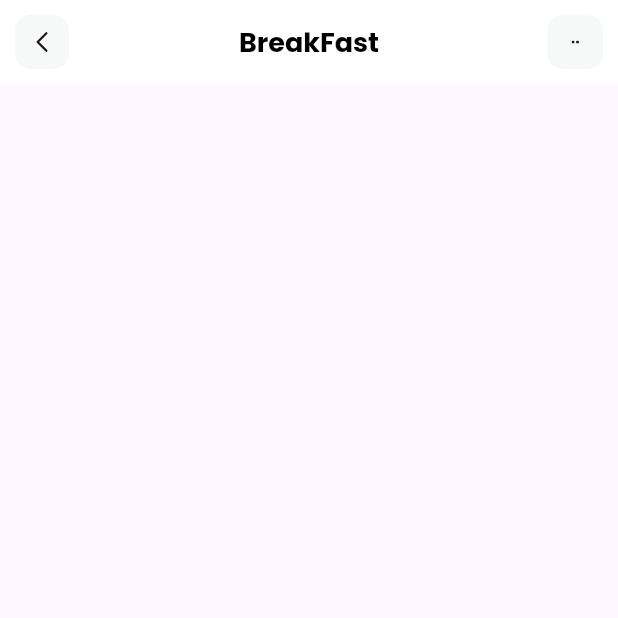
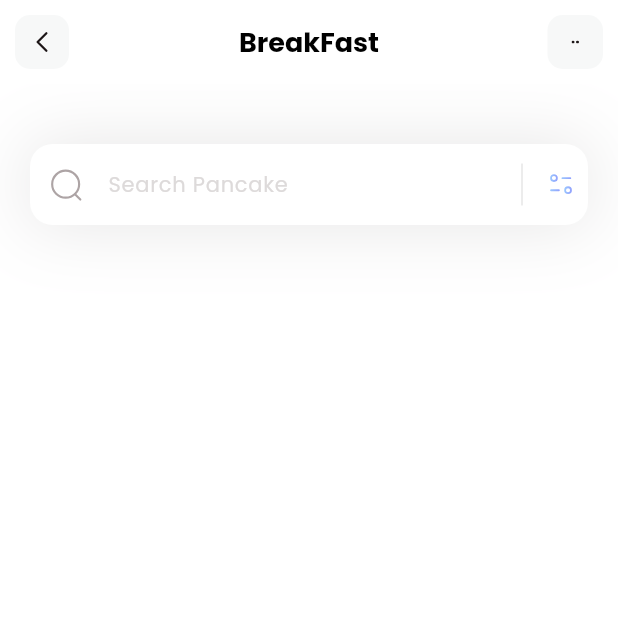
Before and after one commit to jonik2909/breakfast, a Flutter app: the screen it shows after launch, on a phone screen of 412 x 824 dp, the top half of it. Run offline on Flutter 3.47's test engine with Material 3 defaults, Android fonts, the phone set to English and light mode, and no system bars; our stand-ins replace flutter_svg.

```diff
--- a/lib/pages/home.dart
+++ b/lib/pages/home.dart
@@ -8,6 +8,12 @@ class HomePage extends StatelessWidget {
   Widget build(BuildContext context) {
     return Scaffold(
       appBar: appBar(),
+      backgroundColor: Colors.white,
+      body: Column(
+        children: [
+          _searchField(),
+        ],
+      ),
     );
   }
 
@@ -59,3 +65,63 @@ class HomePage extends StatelessWidget {
     );
   }
 }
+
+class _searchField extends StatelessWidget {
+  const _searchField({
+    super.key,
+  });
+
+  @override
+  Widget build(BuildContext context) {
+    return Container(
+      margin: EdgeInsets.only(top: 40, left: 20, right: 20),
+      decoration: BoxDecoration(boxShadow: [
+        BoxShadow(
+          color: Color(0xff1D1617).withOpacity(0.11),
+          blurRadius: 40,
+          spreadRadius: 0.0,
+        )
+      ]),
+      child: TextField(
+        decoration: InputDecoration(
+          filled: true,
+          fillColor: Colors.white,
+          contentPadding: EdgeInsets.all(15),
+          hintText: "Search Pancake",
+          hintStyle: TextStyle(
+            color: Color(0xffDDDADA),
+            fontSize: 14,
+          ),
+          prefixIcon: Padding(
+            padding: const EdgeInsets.all(12),
+            child: SvgPicture.asset("assets/icons/Search.svg"),
+          ),
+          suffixIcon: Container(
+            width: 100,
+            child: IntrinsicHeight(
+              child: Row(
+                mainAxisAlignment: MainAxisAlignment.end,
+                children: [
+                  VerticalDivider(
+                    color: Colors.black,
+                    indent: 10,
+                    endIndent: 10,
+                    thickness: 0.1,
+                  ),
+                  Padding(
+                    padding: const EdgeInsets.all(8),
+                    child: SvgPicture.asset("assets/icons/Filter.svg"),
+                  ),
+                ],
+              ),
+            ),
+          ),
+          border: OutlineInputBorder(
+            borderRadius: BorderRadius.circular(15),
+            borderSide: BorderSide.none,
+          ),
+        ),
+      ),
+    );
+  }
+}
```
